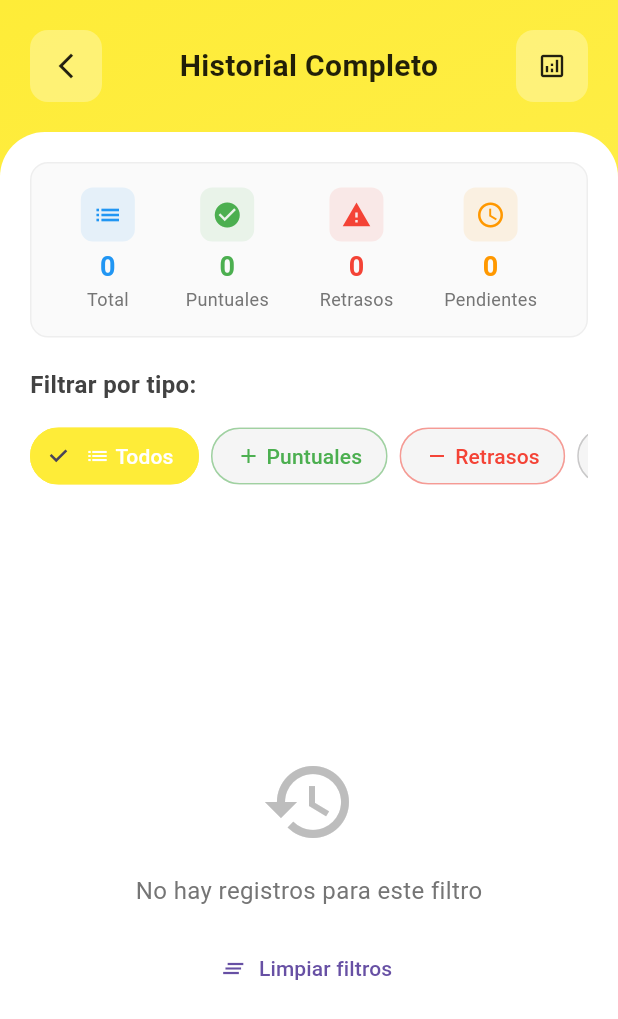
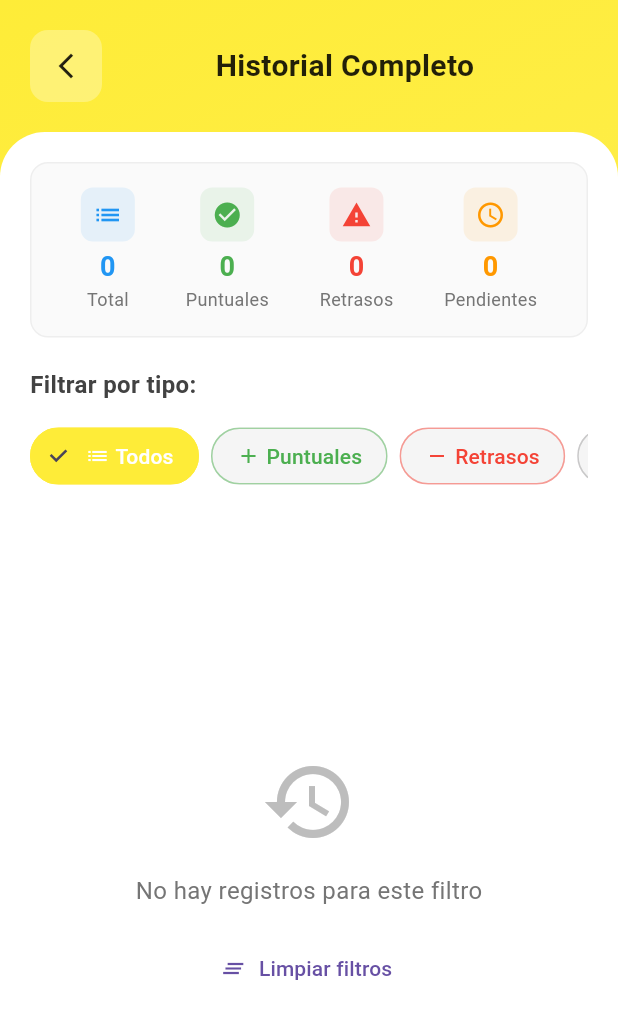
Before and after one commit to Magus-Technologies/arequipagocreditos, a Flutter app: the HistorialCompletoPage screen opened directly with empty values, on a phone screen of 412 x 824 dp. Shown: the top 1019 px of the screen. Run offline on Flutter 3.47's test engine with Material 3 defaults, Android fonts, the phone set to English and light mode, and no system bars; our stand-ins replace cached_network_image, file_picker, flutter_spinkit, image_picker, permission_handler, share_plus and 1 more; missing offline and left inert: flutter_pdfview; accounts and stored records are empty; network calls fail.

```diff
--- a/lib/data/datasources/financiamiento_remote_datasource.dart
+++ b/lib/data/datasources/financiamiento_remote_datasource.dart
@@ -22,7 +22,6 @@ class FinanciamientoRemoteDataSourceImpl implements FinanciamientoRemoteDataSour
   Future<List<FinanciamientoModel>> getFinanciamientos(int idConductor, int tipo) async {
     try {
       final url = Uri.parse('${ApiConstants.baseUrl}/list-financiamiento/$idConductor/$tipo');
-      print(url);
       final response = await client
           .get(url)
           .timeout(ApiConstants.connectionTimeout);
--- a/lib/presentation/pages/historial_completo_page.dart
+++ b/lib/presentation/pages/historial_completo_page.dart
@@ -79,41 +79,41 @@ class _HistorialCompletoPageState extends State<HistorialCompletoPage> {
                         ),
                       ),
                     ),
-                    Consumer<AuthProvider>(
-                      builder: (context, authProvider, child) {
-                        return Container(
-                          decoration: BoxDecoration(
-                            color: Colors.white.withAlpha((0.3 * 255).toInt()),
-                            borderRadius: BorderRadius.circular(12),
-                          ),
-                          child: IconButton(
-                            icon: authProvider.isLoading
-                                ? const SizedBox(
-                                    width: 20,
-                                    height: 20,
-                                    child: CircularProgressIndicator(
-                                      strokeWidth: 2,
-                                      valueColor: AlwaysStoppedAnimation<Color>(Colors.black87),
-                                    ),
-                                  )
-                                : const Icon(
-                                    Icons.analytics_outlined,
-                                    color: Colors.black87,
-                                    size: 20,
-                                  ),
-                            onPressed: authProvider.isLoading ? null : () {
-                              // Aquí podrías agregar funcionalidad para exportar o compartir el historial
-                              ScaffoldMessenger.of(context).showSnackBar(
-                                const SnackBar(
-                                  content: Text('Funcionalidad de exportación próximamente'),
-                                ),
-                              );
-                            },
-                            tooltip: 'Exportar historial',
-                          ),
-                        );
-                      },
-                    ),
+                    // Consumer<AuthProvider>(
+                    //   builder: (context, authProvider, child) {
+                    //     return Container(
+                    //       decoration: BoxDecoration(
+                    //         color: Colors.white.withAlpha((0.3 * 255).toInt()),
+                    //         borderRadius: BorderRadius.circular(12),
+                    //       ),
+                    //       child: IconButton(
+                    //         icon: authProvider.isLoading
+                    //             ? const SizedBox(
+                    //                 width: 20,
+                    //                 height: 20,
+                    //                 child: CircularProgressIndicator(
+                    //                   strokeWidth: 2,
+                    //                   valueColor: AlwaysStoppedAnimation<Color>(Colors.black87),
+                    //                 ),
+                    //               )
+                    //             : const Icon(
+                    //                 Icons.analytics_outlined,
+                    //                 color: Colors.black87,
+                    //                 size: 20,
+                    //               ),
+                    //         onPressed: authProvider.isLoading ? null : () {
+                    //           // Aquí podrías agregar funcionalidad para exportar o compartir el historial
+                    //           ScaffoldMessenger.of(context).showSnackBar(
+                    //             const SnackBar(
+                    //               content: Text('Funcionalidad de exportación próximamente'),
+                    //             ),
+                    //           );
+                    //         },
+                    //         tooltip: 'Exportar historial',
+                    //       ),
+                    //     );
+                    //   },
+                    // ),
                   ],
                 ),
               ),
```
Also changed, not shown: lib/presentation/pages/financiamiento_detalle_page.dart (+69 -23 lines), lib/presentation/pages/login_page.dart (+10 -4 lines).
